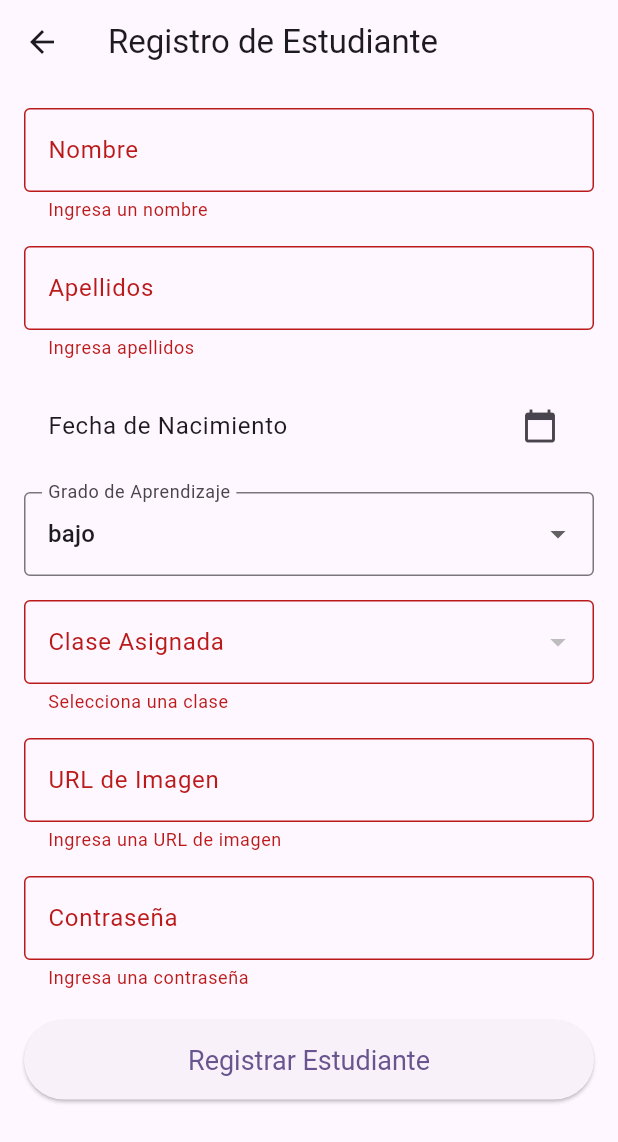
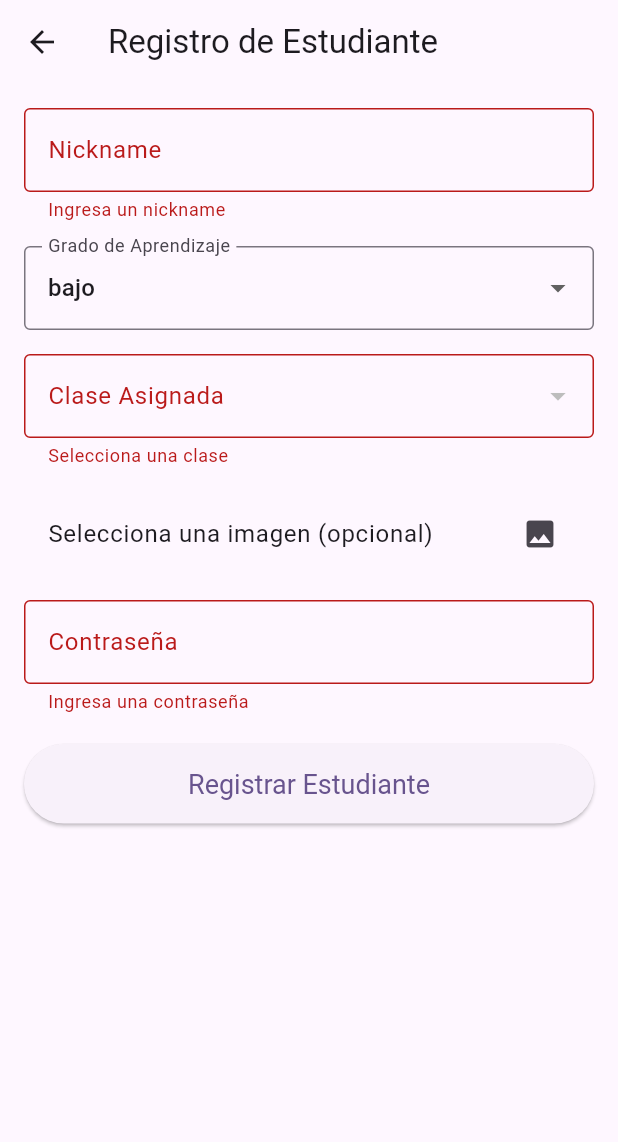
Before and after one commit to MDA-Y-DGP/App, a Flutter app: the RegistroEstudiante screen opened directly, after a tap on "Registrar Estudiante", on a phone screen of 412 x 824 dp. Shown: the top 1142 px of the screen. Run offline on Flutter 3.47's test engine with Material 3 defaults, Android fonts, the phone set to English and light mode, and no system bars; our stand-ins replace cloud_firestore, firebase_core, image_picker; accounts and stored records are empty.

Commit message:
cambios dichos por la profe

```diff
--- a/agenda_ptval/lib/controlador/estudiante_controller.dart
+++ b/agenda_ptval/lib/controlador/estudiante_controller.dart
@@ -1,4 +1,3 @@
-// estudiante_controller.dart
 import 'package:cloud_firestore/cloud_firestore.dart';
 import 'package:agenda_ptval/modelo/estudiante_modelo.dart';
 import 'package:agenda_ptval/controlador/historial_controller.dart';
@@ -17,6 +16,15 @@ class EstudianteController {
   /// [estudiante] es la instancia de [Estudiante] que se va a registrar.
   /// Asigna un nuevo ID al estudiante y al historial, y los guarda en la base de datos.
   Future<void> registrarEstudiante(Estudiante estudiante) async {
+    // Verificar si el nickname ya existe
+    QuerySnapshot existingNicknames = await _estudiantesCollection
+        .where('nickname', isEqualTo: estudiante.nickname)
+        .get();
+
+    if (existingNicknames.docs.isNotEmpty) {
+      throw Exception('El nickname ya está en uso.');
+    }
+
     // Obtener todos los estudiantes para encontrar el mayor ID
     QuerySnapshot estudiantesSnapshot = await _estudiantesCollection.get();
     int maxEstudianteId = 0;
@@ -40,9 +48,7 @@ class EstudianteController {
     // Crear un nuevo estudiante con el nuevo ID
     Estudiante nuevoEstudiante = Estudiante(
       idEstudiante: newEstudianteId,
-      nombre: estudiante.nombre,
-      apellidos: estudiante.apellidos,
-      fechaNacimiento: estudiante.fechaNacimiento,
+      nickname: estudiante.nickname,
       gradoAprendizaje: estudiante.gradoAprendizaje,
       idClase: estudiante.idClase,
       idHistorial: newHistorialId,
--- a/agenda_ptval/lib/controlador/profesor_controller.dart
+++ b/agenda_ptval/lib/controlador/profesor_controller.dart
@@ -12,6 +12,15 @@ class ProfesorController {
   /// [profesor] es la instancia de [Profesor] que se va a registrar.
   /// Asigna un nuevo ID al profesor y lo guarda en la base de datos.
   Future<void> registrarProfesor(Profesor profesor) async {
+    // Verificar si el nickname ya existe
+    QuerySnapshot existingNicknames = await _profesoresCollection
+        .where('nickname', isEqualTo: profesor.nickname)
+        .get();
+
+    if (existingNicknames.docs.isNotEmpty) {
+      throw Exception('El nickname ya está en uso.');
+    }
+
     // Obtener todos los profesores para encontrar el mayor ID
     QuerySnapshot querySnapshot = await _profesoresCollection.get();
     int maxId = 0;
@@ -29,10 +38,7 @@ class ProfesorController {
     // Crear un nuevo profesor con el nuevo ID
     Profesor nuevoProfesor = Profesor(
       idProfesor: newId,
-      nombre: profesor.nombre,
-      apellidos: profesor.apellidos,
-      email: profesor.email,
-      telefono: profesor.telefono,
+      nickname: profesor.nickname,
       administrador: profesor.administrador,
       contrasena: profesor.contrasena,
     );
@@ -65,12 +71,12 @@ class ProfesorController {
 
   /// Método para verificar las credenciales del profesor.
   ///
-  /// [email] es el correo electrónico del profesor.
+  /// [nickname] es el apodo del profesor.
   /// [contrasena] es la contraseña del profesor.
   /// Devuelve una instancia de [Profesor] si las credenciales son correctas, de lo contrario, devuelve null.
-  Future<Profesor?> verificarCredenciales(String email, String contrasena) async {
+  Future<Profesor?> verificarCredenciales(String nickname, String contrasena) async {
     final QuerySnapshot result = await _profesoresCollection
-        .where('email', isEqualTo: email)
+        .where('nickname', isEqualTo: nickname)
         .where('contraseña', isEqualTo: contrasena)
         .get();
 
--- a/agenda_ptval/lib/modelo/estudiante_modelo.dart
+++ b/agenda_ptval/lib/modelo/estudiante_modelo.dart
@@ -1,19 +1,12 @@
 // estudiante_modelo.dart
-import 'package:cloud_firestore/cloud_firestore.dart';
 
 /// Representa un estudiante con varios atributos.
 class Estudiante {
   /// El ID del estudiante.
   int idEstudiante;
 
-  /// El nombre del estudiante.
-  String nombre;
-
-  /// Los apellidos del estudiante.
-  String apellidos;
-
-  /// La fecha de nacimiento del estudiante.
-  DateTime fechaNacimiento;
+  /// El apodo del estudiante.
+  String nickname;
 
   /// El grado de aprendizaje del estudiante (puede ser "bajo", "medio" o "alto").
   String gradoAprendizaje;
@@ -24,25 +17,20 @@ class Estudiante {
   /// El ID del historial del estudiante.
   int idHistorial;
 
-  /// La contraseña del estudiante. Si el estudiante tiene un grado alto podra usar texto en la contraseña sino pictogramas.
+  /// La contraseña del estudiante. Si el estudiante tiene un grado alto podrá usar texto en la contraseña, sino pictogramas.
   String contrasena;
 
   /// Constructor para crear una instancia de [Estudiante].
   ///
   /// [idEstudiante] es el ID del estudiante.
-  /// [nombre] es el nombre del estudiante.
-  /// [apellidos] son los apellidos del estudiante.
-  /// [correo] es el correo electrónico del estudiante.
-  /// [fechaNacimiento] es la fecha de nacimiento del estudiante.
+  /// [nickname] es el apodo del estudiante.
   /// [gradoAprendizaje] es el grado de aprendizaje del estudiante.
   /// [idClase] es el ID de la clase a la que pertenece el estudiante.
   /// [idHistorial] es el ID del historial del estudiante.
   /// [contrasena] es la contraseña del estudiante.
   Estudiante({
     required this.idEstudiante,
-    required this.nombre,
-    required this.apellidos,
-    required this.fechaNacimiento,
+    required this.nickname,
     required this.gradoAprendizaje,
     required this.idClase,
     required this.idHistorial,
@@ -55,9 +43,7 @@ class Estudiante {
   Map<String, dynamic> toJson() {
     return {
       'id_estudiante': idEstudiante,
-      'nombre': nombre,
-      'apellidos': apellidos,
-      'fecha_nacimiento': fechaNacimiento,
+      'nickname': nickname,
       'grado_aprendizaje': gradoAprendizaje,
       'id_clase': idClase,
       'id_historial': idHistorial,
@@ -72,9 +58,7 @@ class Estudiante {
   factory Estudiante.fromJson(Map<String, dynamic> json) {
     return Estudiante(
       idEstudiante: json['id_estudiante'],
-      nombre: json['nombre'],
-      apellidos: json['apellidos'],
-      fechaNacimiento: (json['fecha_nacimiento'] as Timestamp).toDate(),
+      nickname: json['nickname'],
       gradoAprendizaje: json['grado_aprendizaje'],
       idClase: json['id_clase'],
       idHistorial: json['id_historial'],
--- a/agenda_ptval/lib/modelo/profesor_modelo.dart
+++ b/agenda_ptval/lib/modelo/profesor_modelo.dart
@@ -5,17 +5,8 @@ class Profesor {
   /// El ID del profesor en Firestore.
   final int idProfesor;
 
-  /// El nombre del profesor.
-  final String nombre;
-
-  /// Los apellidos del profesor.
-  final String apellidos;
-
-  /// El correo electrónico del profesor.
-  final String email;
-
-  /// El número de teléfono del profesor (puede ser nulo).
-  final String? telefono;
+  /// El apodo del profesor.
+  final String nickname;
 
   /// Indica si el profesor es administrador.
   final bool administrador;
@@ -26,18 +17,12 @@ class Profesor {
   /// Constructor para crear una instancia de [Profesor].
   ///
   /// [idProfesor] es el ID del profesor.
-  /// [nombre] es el nombre del profesor.
-  /// [apellidos] son los apellidos del profesor.
-  /// [email] es el correo electrónico del profesor.
-  /// [telefono] es el número de teléfono del profesor (puede ser nulo).
+  /// [nickname] es el apodo del profesor.
   /// [administrador] indica si el profesor es administrador.
   /// [contrasena] es la contraseña del profesor.
   Profesor({
     required this.idProfesor,
-    required this.nombre,
-    required this.apellidos,
-    required this.email,
-    this.telefono,
+    required this.nickname,
     required this.administrador,
     required this.contrasena,
   });
@@ -49,10 +34,7 @@ class Profesor {
   factory Profesor.fromMap(Map<String, dynamic> map) {
     return Profesor(
       idProfesor: map['id_profesor'] ?? 0,
-      nombre: map['nombre'] ?? '',
-      apellidos: map['apellidos'] ?? '',
-      email: map['email'] ?? '',
-      telefono: map['telefono'],
+      nickname: map['nickname'] ?? '',
       administrador: map['administrador'] ?? false,
       contrasena: map['contraseña'] ?? '',
     );
@@ -64,10 +46,7 @@ class Profesor {
   Map<String, dynamic> toMap() {
     return {
       'id_profesor': idProfesor,
-      'nombre': nombre,
-      'apellidos': apellidos,
-      'email': email,
-      'telefono': telefono,
+      'nickname': nickname,
       'administrador': administrador,
       'contraseña': contrasena,
     };
--- a/agenda_ptval/lib/vista/inicio_administrador.dart
+++ b/agenda_ptval/lib/vista/inicio_administrador.dart
@@ -21,14 +21,11 @@ class PantallaInicioAdministrador extends StatelessWidget {
           crossAxisAlignment: CrossAxisAlignment.start,
           children: [
             Text(
-              'Has iniciado sesión, ${profesor.nombre}',
+              'Has iniciado sesión, ${profesor.nickname}',
               style: const TextStyle(fontSize: 20, fontWeight: FontWeight.bold),
             ),
             const SizedBox(height: 20),
-            Text('Nombre: ${profesor.nombre}', style: const TextStyle(fontSize: 16)),
-            Text('Apellidos: ${profesor.apellidos}', style: const TextStyle(fontSize: 16)),
-            Text('Email: ${profesor.email}', style: const TextStyle(fontSize: 16)),
-            Text('Teléfono: ${profesor.telefono ?? "No disponible"}', style: const TextStyle(fontSize: 16)),
+            Text('Nickname: ${profesor.nickname}', style: const TextStyle(fontSize: 16)),
             Text('Administrador: ${profesor.administrador ? "Sí" : "No"}', style: const TextStyle(fontSize: 16)),
             const SizedBox(height: 20),
             ElevatedButton(
--- a/agenda_ptval/lib/vista/registro_estudiante.dart
+++ b/agenda_ptval/lib/vista/registro_estudiante.dart
@@ -1,11 +1,12 @@
 import 'dart:convert';
+import 'dart:io';
 import 'package:agenda_ptval/controlador/clase_controller.dart';
 import 'package:flutter/material.dart';
 import 'package:agenda_ptval/modelo/estudiante_modelo.dart';
 import 'package:agenda_ptval/modelo/clase_modelo.dart';
 import 'package:agenda_ptval/controlador/estudiante_controller.dart';
 import 'package:crypto/crypto.dart';
-import 'package:intl/intl.dart'; // para formatear la fecha
+import 'package:image_picker/image_picker.dart';
 
 class RegistroEstudiante extends StatefulWidget {
   @override
@@ -16,13 +17,12 @@ class _RegistroEstudianteState extends State<RegistroEstudiante> {
   final _formKey = GlobalKey<FormState>();
   final EstudianteController _controller = EstudianteController();
   final ClaseController _claseController = ClaseController();
+  final ImagePicker _picker = ImagePicker();
 
-  String nombre = '';
-  String apellidos = '';
-  DateTime? fechaNacimiento;
+  String nickname = '';
   String gradoAprendizaje = 'bajo'; // Valor predeterminado
   String? claseAsignada;
-  String imagen = '';
+  File? imagen;
   String contrasena = '';
 
   List<Clase> clases = []; // Lista para almacenar las clases
@@ -47,44 +47,44 @@ class _RegistroEstudianteState extends State<RegistroEstudiante> {
     return digest.toString();
   }
 
-  Future<void> _selectDate(BuildContext context) async {
-    final DateTime? picked = await showDatePicker(
-      context: context,
-      initialDate: fechaNacimiento ?? DateTime.now(),
-      firstDate: DateTime(1900),
-      lastDate: DateTime(2100),
-    );
-    if (picked != null && picked != fechaNacimiento) {
-      setState(() {
-        fechaNacimiento = picked;
-      });
+  Future<void> _pickImage() async {
+    try {
+      final pickedFile = await _picker.pickImage(source: ImageSource.gallery);
+      if (pickedFile != null) {
+        setState(() {
+          imagen = File(pickedFile.path);
+        });
+      }
+    } catch (e) {
+      ScaffoldMessenger.of(context).showSnackBar(
+        SnackBar(content: Text('Error al seleccionar la imagen: $e')),
+      );
     }
   }
 
-  void _registrar() {
+  Future<void> _registrar() async {
     if (_formKey.currentState!.validate()) {
       _formKey.currentState!.save();
       Estudiante nuevoEstudiante = Estudiante(
         idEstudiante: 0, // Este valor se actualizará en el controlador
-        nombre: nombre,
-        apellidos: apellidos,
-        fechaNacimiento: fechaNacimiento!,
+        nickname: nickname,
         gradoAprendizaje: gradoAprendizaje,
         idClase: int.parse(claseAsignada!), // Guardamos el ID de la clase
         idHistorial: 0, // Este valor se actualizará en el controlador
         contrasena: hashPassword(contrasena),
       );
 
-      _controller.registrarEstudiante(nuevoEstudiante).then((_) {
+      try {
+        await _controller.registrarEstudiante(nuevoEstudiante);
         ScaffoldMessenger.of(context).showSnackBar(
           const SnackBar(content: Text('Estudiante registrado con éxito!')),
         );
         Navigator.pop(context); // Volver a la página anterior
-      }).catchError((error) {
+      } catch (e) {
         ScaffoldMessenger.of(context).showSnackBar(
-          SnackBar(content: Text('Error al registrar: $error')),
+          SnackBar(content: Text('Error al registrar: $e')),
         );
-      });
+      }
     }
   }
 
@@ -97,7 +97,7 @@ class _RegistroEstudianteState extends State<RegistroEstudiante> {
     return TextFormField(
       decoration: InputDecoration(
         labelText: labelText,
-        border:const OutlineInputBorder(),
+        border: const OutlineInputBorder(),
       ),
       onSaved: onSaved,
       validator: validator,
@@ -115,7 +115,7 @@ class _RegistroEstudianteState extends State<RegistroEstudiante> {
       value: value,
       decoration: InputDecoration(
         labelText: labelText,
-        border:const OutlineInputBorder(),
+        border: const OutlineInputBorder(),
       ),
       items: items.map((String value) {
         return DropdownMenuItem<String>(
@@ -130,7 +130,7 @@ class _RegistroEstudianteState extends State<RegistroEstudiante> {
   Widget _buildClaseDropdownButtonFormField() {
     return DropdownButtonFormField<String>(
       value: claseAsignada,
-      decoration:const InputDecoration(
+      decoration: const InputDecoration(
         labelText: 'Clase Asignada',
         border: OutlineInputBorder(),
       ),
@@ -153,7 +153,7 @@ class _RegistroEstudianteState extends State<RegistroEstudiante> {
   Widget build(BuildContext context) {
     return Scaffold(
       appBar: AppBar(
-        title:const Text('Registro de Estudiante'),
+        title: const Text('Registro de Estudiante'),
       ),
       body: Padding(
         padding: const EdgeInsets.all(16.0),
@@ -162,25 +162,9 @@ class _RegistroEstudianteState extends State<RegistroEstudiante> {
           child: ListView(
             children: [
               _buildTextFormField(
-                labelText: 'Nombre',
-                onSaved: (value) => nombre = value!,
-                validator: (value) => value!.isEmpty ? 'Ingresa un nombre' : null,
-              ),
-              const SizedBox(height: 16),
-              _buildTextFormField(
-                labelText: 'Apellidos',
-                onSaved: (value) => apellidos = value!,
-                validator: (value) => value!.isEmpty ? 'Ingresa apellidos' : null,
-              ),
-              const SizedBox(height: 16),
-              ListTile(
-                title: Text(
-                  fechaNacimiento == null
-                      ? 'Fecha de Nacimiento'
-                      : 'Fecha de Nacimiento: ${DateFormat('dd-MM-yyyy').format(fechaNacimiento!)}',
-                ),
-                trailing: const Icon(Icons.calendar_today),
-                onTap: () => _selectDate(context),
+                labelText: 'Nickname',
+                onSaved: (value) => nickname = value!,
+                validator: (value) => value!.isEmpty ? 'Ingresa un nickname' : null,
               ),
               const SizedBox(height: 16),
               _buildDropdownButtonFormField(
@@ -196,10 +180,10 @@ class _RegistroEstudianteState extends State<RegistroEstudiante> {
               const SizedBox(height: 16),
               _buildClaseDropdownButtonFormField(),
               const SizedBox(height: 16),
-              _buildTextFormField(
-                labelText: 'URL de Imagen',
-                onSaved: (value) => imagen = value!,
-                validator: (value) => value!.isEmpty ? 'Ingresa una URL de imagen' : null,
+              ListTile(
+                title: Text(imagen == null ? 'Selecciona una imagen (opcional)' : 'Imagen seleccionada'),
+                trailing: const Icon(Icons.image),
+                onTap: _pickImage,
               ),
               const SizedBox(height: 16),
               _buildTextFormField(
@@ -210,7 +194,15 @@ class _RegistroEstudianteState extends State<RegistroEstudiante> {
               ),
               const SizedBox(height: 20),
               ElevatedButton(
-                onPressed: _registrar,
+                onPressed: () async {
+                  try {
+                    await _registrar();
+                  } catch (e) {
+                    ScaffoldMessenger.of(context).showSnackBar(
+                      SnackBar(content: Text(e.toString())),
+                    );
+                  }
+                },
                 child: const Text('Registrar Estudiante'),
                 style: ElevatedButton.styleFrom(
                   padding: const EdgeInsets.symmetric(vertical: 16),
--- a/agenda_ptval/pubspec.yaml
+++ b/agenda_ptval/pubspec.yaml
@@ -40,7 +40,7 @@ dependencies:
   convert: ^3.0.1
 
   intl: ^0.18.0
-
+  image_picker: ^0.8.7+3
 
   # The following adds the Cupertino Icons font to your application.
   # Use with the CupertinoIcons class for iOS style icons.
```
Also changed, not shown: agenda_ptval/lib/controlador/profesor_controlador.dart (deleted, +0 -83 lines), agenda_ptval/lib/vista/inicio_sesion_profesor.dart (+35 -14 lines), 7 other files.
